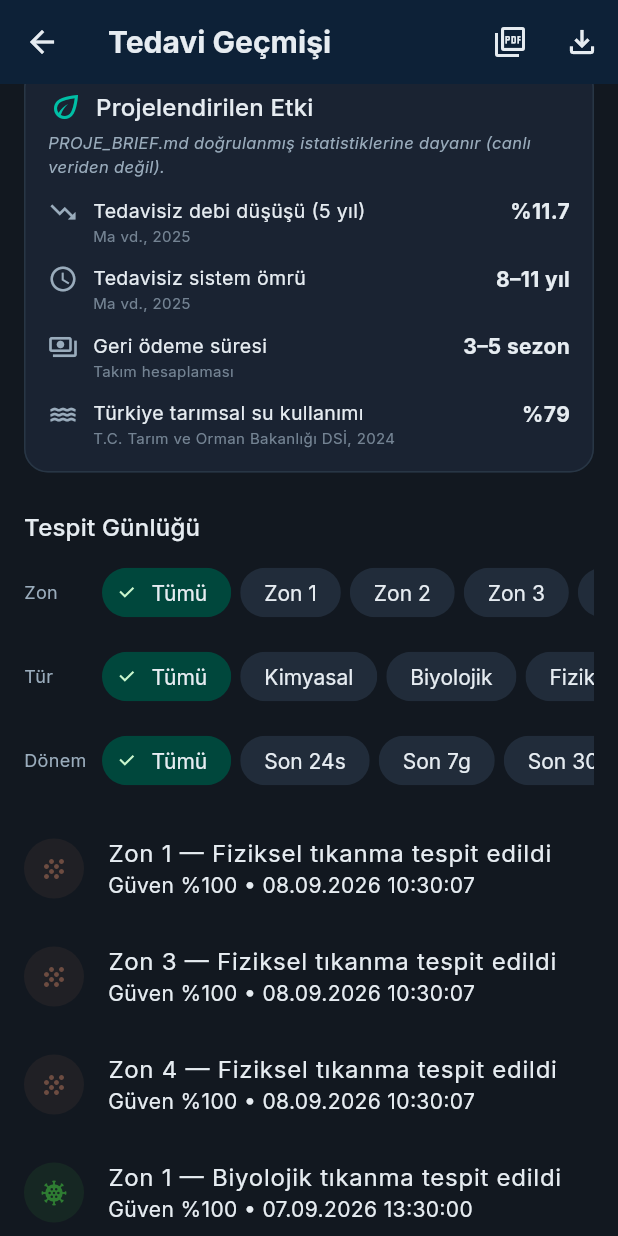
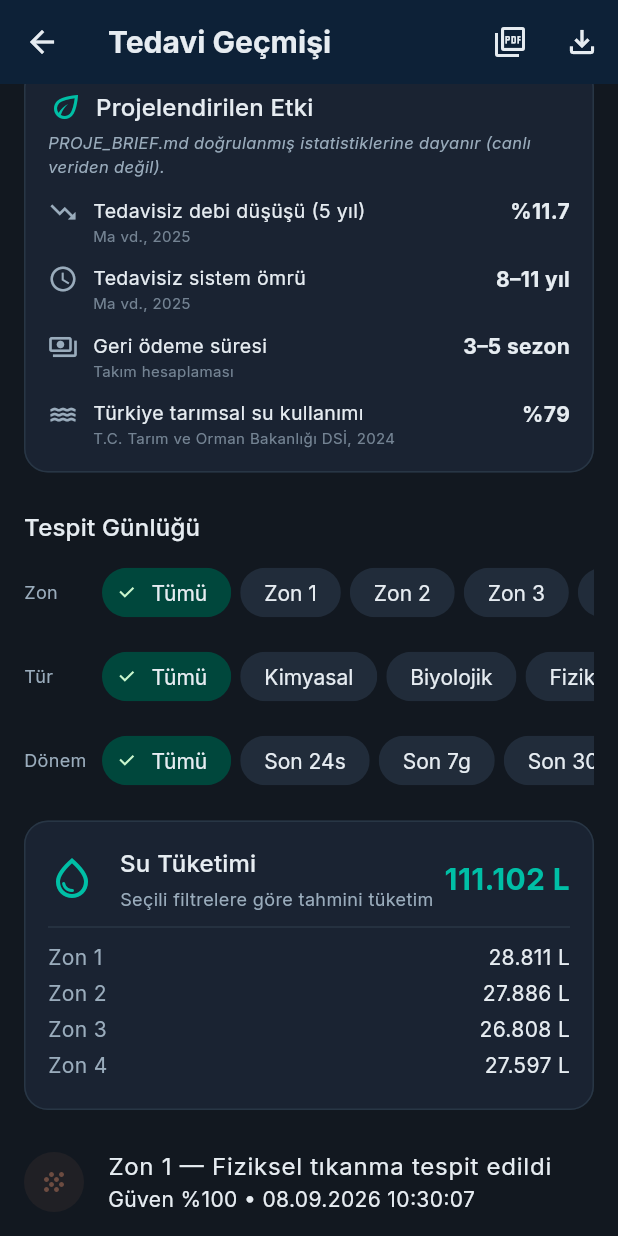
Before and after one commit to beyzanuryavuztr/aquaguard, a Flutter app: the TedaviGecmisiEkrani screen opened directly, scrolled down 576 dp, after a tap on the "picture as pdf" icon, on a phone screen of 412 x 824 dp. Run offline on Flutter 3.47's test engine with Material 3 defaults, Android fonts, the phone set to English and light mode, and no system bars; our stand-ins replace fl_chart, flutter_local_notifications, flutter_secure_storage, google_fonts, image_picker, local_auth and 3 more; missing offline and left inert: dart:html, mqtt_client; accounts and stored records are empty; statements that could not run were skipped.

Commit message:
Faz 1: Su Tuketimi Takibi -- Tedavi Gecmisi ekranina ve PDF rapora eklendi
Yeni saf hesap fonksiyonu (models/su_tuketimi.dart) gecmis debi okumalarindan
toplam litre tuketimini hesaplar; Tedavi Gecmisi ekranindaki mevcut Zon/Donem
filtrelerine gore canli guncellenen yeni bir kart olarak gosterilir, PDF
rapora da ayni toplam eklendi. 224/224 test gecti (6 yeni).

Co-Authored-By: Claude Sonnet 5 <noreply@anthropic.com>

```diff
--- /dev/null
+++ b/aquaguard_mobile/lib/models/su_tuketimi.dart
@@ -0,0 +1,48 @@
+/// AquaGuard - Su Tuketimi Hesabi
+/// ==================================
+///
+/// Amac:
+///   Bir zonun gecmis debi (LPM) okumalarindan, o zon tarafindan tuketilen
+///   TOPLAM suyu (litre) hesaplayan saf fonksiyon. Ayri bir sayac
+///   TUTULMAZ -- her cagrida gecmisten YENIDEN hesaplanir (bkz.
+///   BakimGorevi.durumu(), TedaviBasariAnalizi ile ayni "hesapla, saklama"
+///   ilkesi -- bu proje daha once ayri tutulan sayaclarin gercek veriyle
+///   driftini yasamis, o yuzden artik hicbir turetilebilir deger ayrica
+///   saklanmiyor).
+///
+/// Yontem:
+///   Ardisik iki okuma arasinda gecen sureyi (dakika), ONCEKI (kronolojik
+///   olarak daha eski) okumanin debisiyle (LPM) carpip toplar -- tam bir
+///   trapez integrali degil, basit bir "sabit debi varsayimi" yaklasimidir.
+///   Sensor ornekleme araligi (canli modda saniyeler, gecmis-uretiminde
+///   ~90 dakika) debinin bu araliklar icinde COK degismedigi bir olcekte
+///   oldugundan, bu yaklasimin hata payi ihmal edilebilir seviyededir.
+///
+/// Tarih:  2026-09-08
+/// Yazar:  Beyzanur (AquaGuard - Arge-T HydroLab, TEKNOFEST 2026)
+library;
+
+import 'sensor_okuma.dart';
+
+/// [gecmisEnYeniOnce]: TEK BIR zonun UygulamaDurumu.gecmis(zone) formatinda
+/// (EN YENI ONCE) gecmisi. Birden fazla zonun toplamini almak icin her
+/// zonun sonucunu ayri hesaplayip toplayin (TedaviBasariAnalizi.birlestir'in
+/// aksine, tek bir double oldugu icin ayri bir "birlestir" sinifi
+/// gerekmez -- cagiran taraf basitce '+' ile toplar).
+double suTuketimiHesaplaLitre(List<SensorOkuma> gecmisEnYeniOnce) {
+  if (gecmisEnYeniOnce.length < 2) return 0.0;
+
+  final kronolojik = gecmisEnYeniOnce.reversed.toList();
+  var toplamLitre = 0.0;
+
+  for (var i = 0; i < kronolojik.length - 1; i++) {
+    final onceki = kronolojik[i];
+    final sonraki = kronolojik[i + 1];
+    final gecenDakika =
+        sonraki.zaman.difference(onceki.zaman).inSeconds / 60.0;
+    if (gecenDakika <= 0) continue;
+    toplamLitre += onceki.debi * gecenDakika;
+  }
+
+  return toplamLitre;
+}
--- a/aquaguard_mobile/lib/screens/tedavi_gecmisi_ekrani.dart
+++ b/aquaguard_mobile/lib/screens/tedavi_gecmisi_ekrani.dart
@@ -19,10 +19,12 @@ library;
 
 import 'package:fl_chart/fl_chart.dart';
 import 'package:flutter/material.dart';
+import 'package:intl/intl.dart';
 import 'package:provider/provider.dart';
 
 import '../config/tarih_bicimleri.dart';
 import '../models/sensor_okuma.dart';
+import '../models/su_tuketimi.dart';
 import '../models/tedavi_basari_analizi.dart';
 import '../models/tikanma_olayi.dart';
 import '../providers/uygulama_durumu.dart';
@@ -86,6 +88,29 @@ class _TedaviGecmisiEkraniState extends State<TedaviGecmisiEkrani> {
       tumZonlar.map((z) => tedaviBasarisiniHesapla(durum.gecmis(z))),
     );
 
+    final simdiSuHesabiIcin = DateTime.now();
+    final suPenceresi = _seciliDonem.pencere;
+    final zonSuTuketimleri = <int, double>{
+      for (final z in tumZonlar)
+        if (_seciliZon == null || _seciliZon == z)
+          z: suTuketimiHesaplaLitre(
+            suPenceresi == null
+                ? durum.gecmis(z)
+                : durum
+                      .gecmis(z)
+                      .where(
+                        (o) =>
+                            simdiSuHesabiIcin.difference(o.zaman) <=
+                            suPenceresi,
+                      )
+                      .toList(),
+          ),
+    };
+    final toplamSuTuketimiLitre = zonSuTuketimleri.values.fold(
+      0.0,
+      (a, b) => a + b,
+    );
+
     final tumOlaylar = <TikanmaOlayi>[
       for (final z in tumZonlar)
         ...tikanmaOlaylariniBul(durum.gecmis(z).reversed.toList()),
@@ -116,6 +141,7 @@ class _TedaviGecmisiEkraniState extends State<TedaviGecmisiEkrani> {
               basariAnalizi: basariAnalizi,
               olaylar: filtreliOlaylar,
               zonAdiGetir: durum.zonAdiGetir,
+              toplamSuTuketimiLitre: toplamSuTuketimiLitre,
             ),
           ),
           IconButton(
@@ -282,6 +308,12 @@ class _TedaviGecmisiEkraniState extends State<TedaviGecmisiEkrani> {
               onSecim: (d) =>
                   setState(() => _seciliDonem = d ?? _TarihAraligi.tumu),
             ),
+            const SizedBox(height: 16),
+            _SuTuketimiKarti(
+              toplamLitre: toplamSuTuketimiLitre,
+              zonDagilimi: zonSuTuketimleri,
+              zonAdiGetir: durum.zonAdiGetir,
+            ),
             const SizedBox(height: 12),
             if (filtreliOlaylar.isEmpty)
               Padding(
@@ -312,6 +344,7 @@ class _TedaviGecmisiEkraniState extends State<TedaviGecmisiEkrani> {
     required TedaviBasariAnalizi basariAnalizi,
     required List<TikanmaOlayi> olaylar,
     required String Function(int) zonAdiGetir,
+    required double toplamSuTuketimiLitre,
   }) async {
     final belge = await RaporPdfServisi.olustur(
       turSayaclari: turSayaclari,
@@ -319,6 +352,7 @@ class _TedaviGecmisiEkraniState extends State<TedaviGecmisiEkrani> {
       basariAnalizi: basariAnalizi,
       olaylar: olaylar,
       zonAdiGetir: zonAdiGetir,
+      toplamSuTuketimiLitre: toplamSuTuketimiLitre,
     );
     await RaporPdfServisi.onizlemeyiAc(belge);
   }
@@ -394,6 +428,90 @@ class _BasariOraniKarti extends StatelessWidget {
                 color: Theme.of(context).colorScheme.primary,
               ),
             ),
+          ],
+        ),
+      ),
+    );
+  }
+}
+
+/// Yukaridaki Zon/Donem filtrelerine gore hesaplanan (bkz.
+/// models/su_tuketimi.dart) su tuketimi ozeti -- filtreler degistikce
+/// bu kart da otomatik guncellenir (ayri bir "yenile" gerekmez).
+class _SuTuketimiKarti extends StatelessWidget {
+  final double toplamLitre;
+  final Map<int, double> zonDagilimi;
+  final String Function(int) zonAdiGetir;
+
+  const _SuTuketimiKarti({
+    required this.toplamLitre,
+    required this.zonDagilimi,
+    required this.zonAdiGetir,
+  });
+
+  @override
+  Widget build(BuildContext context) {
+    final onSurfaceVariant = Theme.of(context).colorScheme.onSurfaceVariant;
+    final bicim = NumberFormat('#,##0', 'tr_TR');
+    final coklu = zonDagilimi.length > 1;
+
+    return Card(
+      child: Padding(
+        padding: const EdgeInsets.all(16),
+        child: Column(
+          crossAxisAlignment: CrossAxisAlignment.start,
+          children: [
+            Row(
+              children: [
+                Icon(
+                  Icons.water_drop_outlined,
+                  color: Theme.of(context).colorScheme.primary,
+                  size: 32,
+                ),
+                const SizedBox(width: 16),
+                Expanded(
+                  child: Column(
+                    crossAxisAlignment: CrossAxisAlignment.start,
+                    children: [
+                      Text(
+                        'Su Tüketimi',
+                        style: Theme.of(context).textTheme.titleMedium,
+                      ),
+                      const SizedBox(height: 4),
+                      Text(
+                        'Seçili filtrelere göre tahmini tüketim',
+                        style: TextStyle(fontSize: 12, color: onSurfaceVariant),
+                      ),
+                    ],
+                  ),
+                ),
+                Text(
+                  '${bicim.format(toplamLitre)} L',
+                  style: TextStyle(
+                    fontSize: 20,
+                    fontWeight: FontWeight.bold,
+                    color: Theme.of(context).colorScheme.primary,
+                  ),
+                ),
+              ],
+            ),
+            if (coklu) ...[
+              const Divider(height: 20),
+              for (final entry in zonDagilimi.entries)
+                Padding(
+                  padding: const EdgeInsets.only(bottom: 4),
+                  child: Row(
+                    mainAxisAlignment: MainAxisAlignment.spaceBetween,
+                    children: [
+                      Text(
+                        zonAdiGetir(entry.key),
+                        style: TextStyle(color: onSurfaceVariant),
+                      ),
+                      Text('${bicim.format(entry.value)} L'),
+                    ],
+                  ),
+                ),
+            ],
           ],
         ),
       ),
--- a/aquaguard_mobile/lib/services/rapor_pdf_servisi.dart
+++ b/aquaguard_mobile/lib/services/rapor_pdf_servisi.dart
@@ -45,6 +45,7 @@ class RaporPdfServisi {
     required TedaviBasariAnalizi basariAnalizi,
     required List<TikanmaOlayi> olaylar,
     required String Function(int zone) zonAdiGetir,
+    double toplamSuTuketimiLitre = 0,
   }) async {
     final belge = pw.Document();
     final toplamTespit = turSayaclari.values.fold(0, (a, b) => a + b);
@@ -127,6 +128,21 @@ class RaporPdfServisi {
                       '(${basariAnalizi.tamamlananSayisi} tamamlanmış tedaviden '
                       '${basariAnalizi.basariliSayisi} tanesi debiyi referans '
                       'değere döndürdü)',
+            style: pw.TextStyle(fontSize: 11, color: _renkMetin),
+          ),
+          pw.SizedBox(height: 18),
+          pw.Text(
+            'Su Tüketimi',
+            style: pw.TextStyle(
+              fontSize: 14,
+              fontWeight: pw.FontWeight.bold,
+              color: _renkAna,
+            ),
+          ),
+          pw.SizedBox(height: 6),
+          pw.Text(
+            '${NumberFormat('#,##0', 'tr_TR').format(toplamSuTuketimiLitre)} L '
+            '(seçili filtrelere göre tahmini toplam tüketim)',
             style: pw.TextStyle(fontSize: 11, color: _renkMetin),
           ),
           pw.SizedBox(height: 22),
```
Also changed, not shown: 2 other files.
